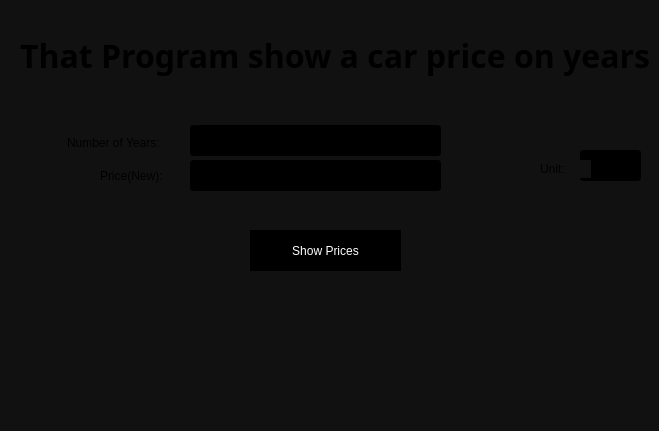
This is mainwindow.ui in gamingsjm42-bot/Price-Car-On-Years as Qt 5 draws it before an edit. The edited form follows.
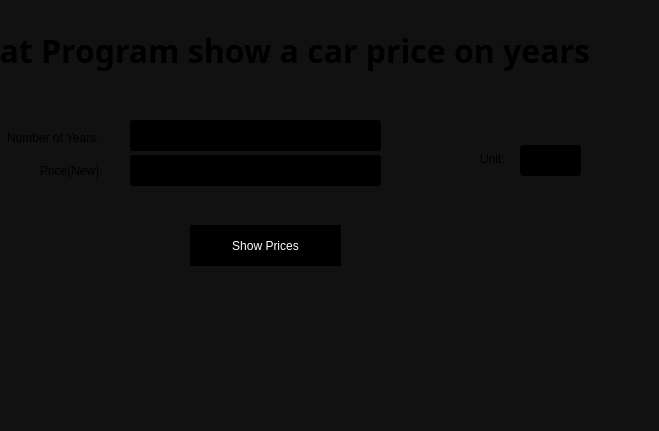
This is the edited form.

Diff of the .ui file:
```diff
--- a/mainwindow.ui
+++ b/mainwindow.ui
@@ -42,8 +42,8 @@
    <widget class="QPushButton" name="showPrice">
     <property name="geometry">
      <rect>
-      <x>250</x>
-      <y>230</y>
+      <x>190</x>
+      <y>225</y>
       <width>151</width>
       <height>41</height>
      </rect>
@@ -58,8 +58,8 @@
    <widget class="QLineEdit" name="price">
     <property name="geometry">
      <rect>
-      <x>190</x>
-      <y>160</y>
+      <x>130</x>
+      <y>155</y>
       <width>251</width>
       <height>31</height>
      </rect>
@@ -74,8 +74,8 @@
    <widget class="QLabel" name="label">
     <property name="geometry">
      <rect>
-      <x>100</x>
-      <y>160</y>
+      <x>40</x>
+      <y>155</y>
       <width>81</width>
       <height>31</height>
      </rect>
@@ -90,8 +90,8 @@
    <widget class="QLabel" name="label_2">
     <property name="geometry">
      <rect>
-      <x>67</x>
-      <y>127</y>
+      <x>7</x>
+      <y>122</y>
       <width>111</width>
       <height>31</height>
      </rect>
@@ -103,8 +103,8 @@
    <widget class="QLineEdit" name="numOfYears">
     <property name="geometry">
      <rect>
-      <x>190</x>
-      <y>125</y>
+      <x>130</x>
+      <y>120</y>
       <width>251</width>
       <height>31</height>
      </rect>
@@ -113,8 +113,8 @@
    <widget class="QLabel" name="label_3">
     <property name="geometry">
      <rect>
-      <x>20</x>
-      <y>30</y>
+      <x>-40</x>
+      <y>25</y>
       <width>631</width>
       <height>51</height>
      </rect>
@@ -140,8 +140,8 @@
    <widget class="QLineEdit" name="unit">
     <property name="geometry">
      <rect>
-      <x>580</x>
-      <y>150</y>
+      <x>520</x>
+      <y>145</y>
       <width>61</width>
       <height>31</height>
      </rect>
@@ -156,9 +156,9 @@
    <widget class="QLabel" name="label_4">
     <property name="geometry">
      <rect>
-      <x>540</x>
-      <y>160</y>
-      <width>51</width>
+      <x>480</x>
+      <y>150</y>
+      <width>31</width>
       <height>18</height>
      </rect>
     </property>
```
